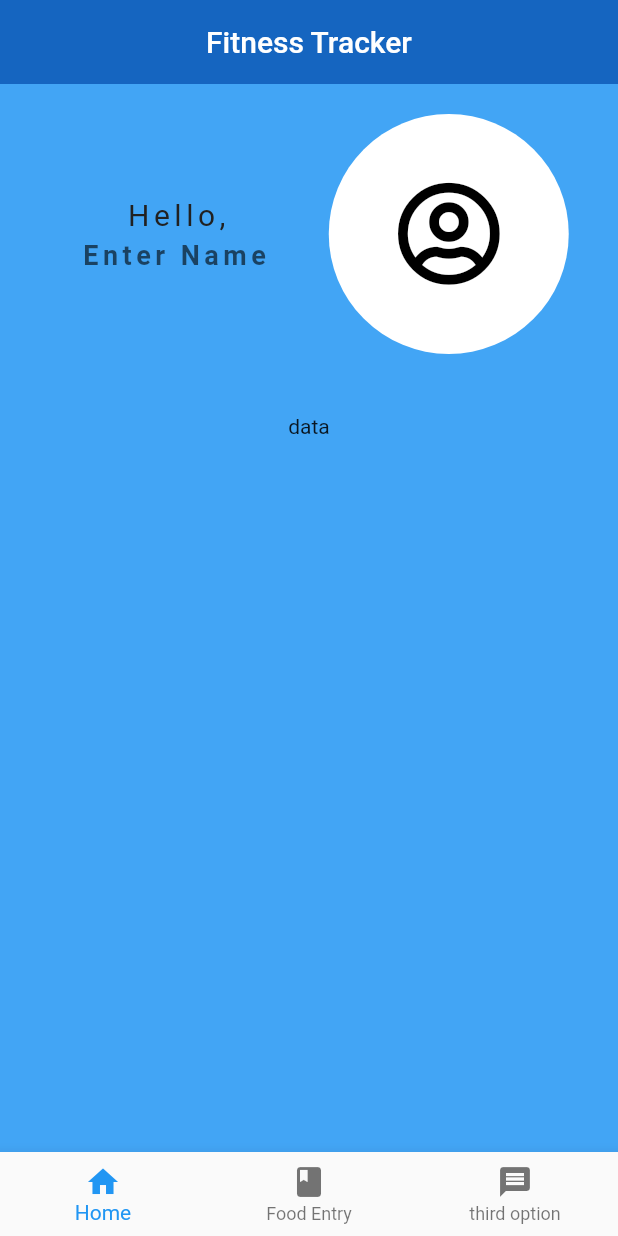
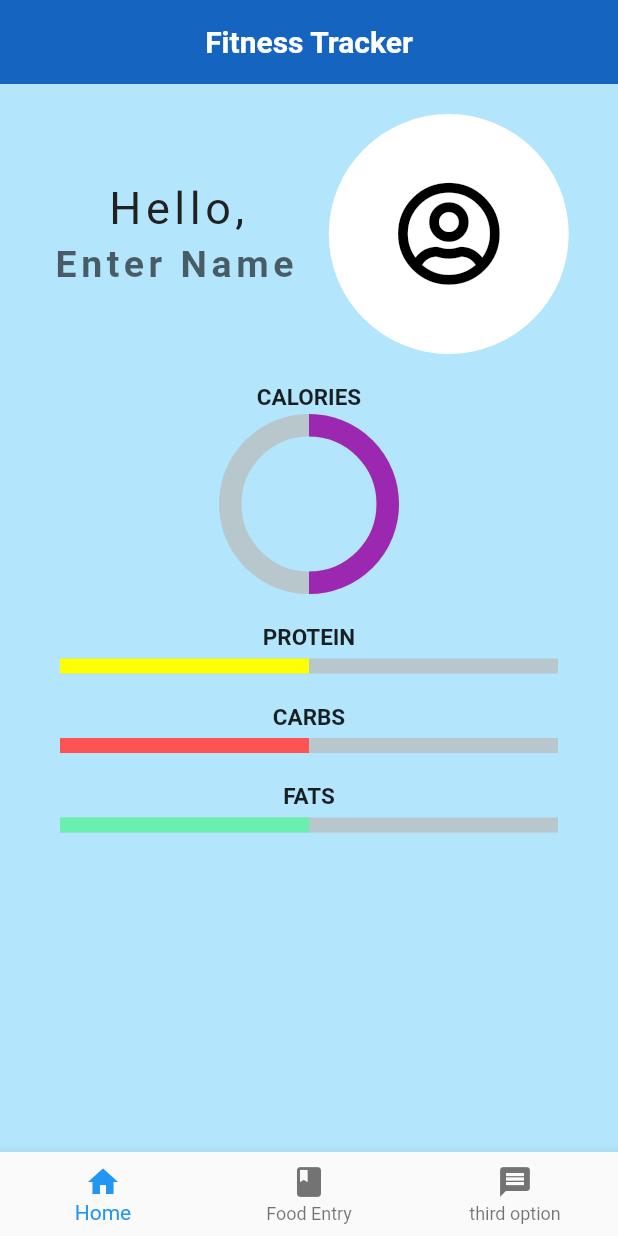
Before and after one commit to edward-raygoza/FitnessTracker-FlutterApp, a Flutter app: the screen it shows after launch, on a phone screen of 412 x 824 dp. Run offline on Flutter 3.47's test engine with Material 2 defaults, Android fonts, the phone set to English and light mode, and no system bars; drawn by our look-alikes of percent_indicator; our stand-ins replace font_awesome_flutter, image_picker, syncfusion_flutter_gauges.

Commit message:
added progress bars to home page

```diff
--- a/lib/myHomePage.dart
+++ b/lib/myHomePage.dart
@@ -6,6 +6,7 @@ import 'drawerList.dart';
 import 'bottomNavBar.dart';
 import 'textInput.dart';
 import 'package:syncfusion_flutter_gauges/gauges.dart';
+import 'package:percent_indicator/percent_indicator.dart';
 
 class MyHomePage extends StatefulWidget {
   @override
@@ -27,9 +28,12 @@ class _MyHomePageState extends State<MyHomePage> {
   @override
   Widget build(BuildContext context) {
     return Scaffold(
-      backgroundColor: Colors.blue[400],
+      backgroundColor: Colors.lightBlue[100],
       appBar: AppBar(
-        title: Text('Fitness Tracker'),
+        title: Text(
+          'Fitness Tracker',
+          style: TextStyle(fontWeight: FontWeight.bold),
+        ),
         centerTitle: true,
         backgroundColor: Colors.blue[800],
         elevation: 0,
@@ -47,7 +51,7 @@ class _MyHomePageState extends State<MyHomePage> {
                       style: TextStyle(
                         color: Colors.grey[900],
                         letterSpacing: 3.0,
-                        fontSize: 20.0,
+                        fontSize: 30.0,
                       )),
                   //),
                   SizedBox(height: 5.0),
@@ -61,7 +65,7 @@ class _MyHomePageState extends State<MyHomePage> {
                         style: TextStyle(
                           color: Colors.grey[900],
                           letterSpacing: 3.0,
-                          fontSize: 18.0,
+                          fontSize: 25.0,
                           fontWeight: FontWeight.bold,
                         )),
                   ),
@@ -89,8 +93,8 @@ class _MyHomePageState extends State<MyHomePage> {
                 //SizedBox(height: 20.0),
               ],
             ),
-            SizedBox(height: 40.0),
-            Text('data'),
+            SizedBox(height: 20.0),
+            //Text('data'),
             //Container(
             //height: 50.0,
             // SfRadialGauge(axes: <RadialAxis>[
@@ -108,6 +112,47 @@ class _MyHomePageState extends State<MyHomePage> {
             //   )
             // ]),
             //),
+            Text('CALORIES',
+                style: TextStyle(fontWeight: FontWeight.bold, fontSize: 15.0)),
+            SizedBox(height: 2.0),
+            CircularPercentIndicator(
+              //center: Text('300/400'),
+              progressColor: Colors.purple,
+              percent: 0.5,
+              animation: true,
+              radius: 120.0,
+              lineWidth: 15.0,
+            ),
+            SizedBox(height: 20.0),
+            Text('PROTEIN',
+                style: TextStyle(fontWeight: FontWeight.bold, fontSize: 15.0)),
+            SizedBox(height: 5.0),
+            LinearPercentIndicator(
+              progressColor: Colors.yellowAccent,
+              percent: 0.5,
+              animation: true,
+              lineHeight: 10.0,
+            ),
+            SizedBox(height: 20.0),
+            Text('CARBS',
+                style: TextStyle(fontWeight: FontWeight.bold, fontSize: 15.0)),
+            SizedBox(height: 5.0),
+            LinearPercentIndicator(
+              progressColor: Colors.redAccent,
+              percent: 0.5,
+              animation: true,
+              lineHeight: 10.0,
+            ),
+            SizedBox(height: 20.0),
+            Text('FATS',
+                style: TextStyle(fontWeight: FontWeight.bold, fontSize: 15.0)),
+            SizedBox(height: 5.0),
+            LinearPercentIndicator(
+              progressColor: Colors.greenAccent,
+              percent: 0.5,
+              animation: true,
+              lineHeight: 10.0,
+            ),
           ],
         ),
       ),
```
